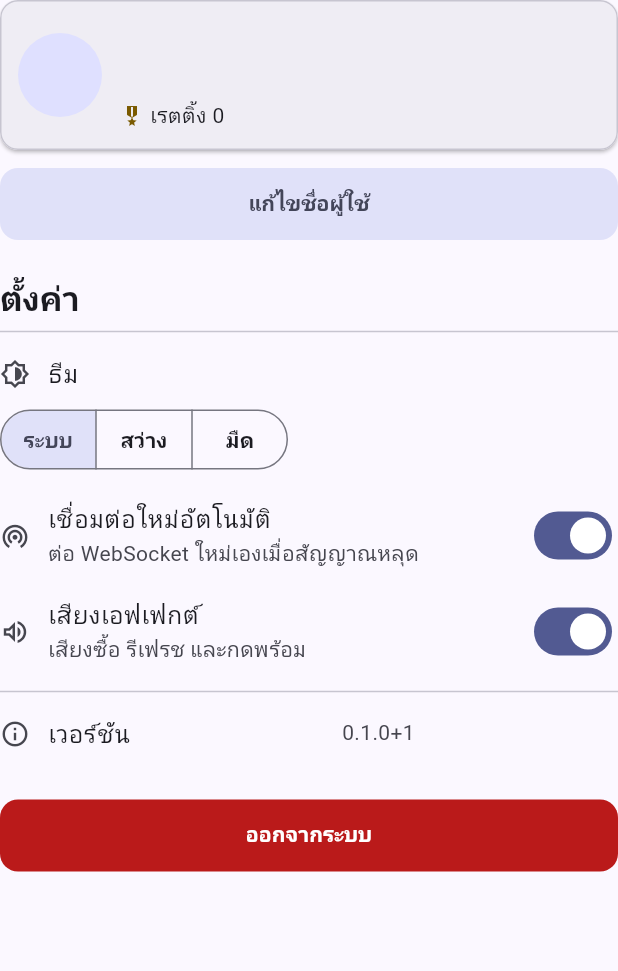
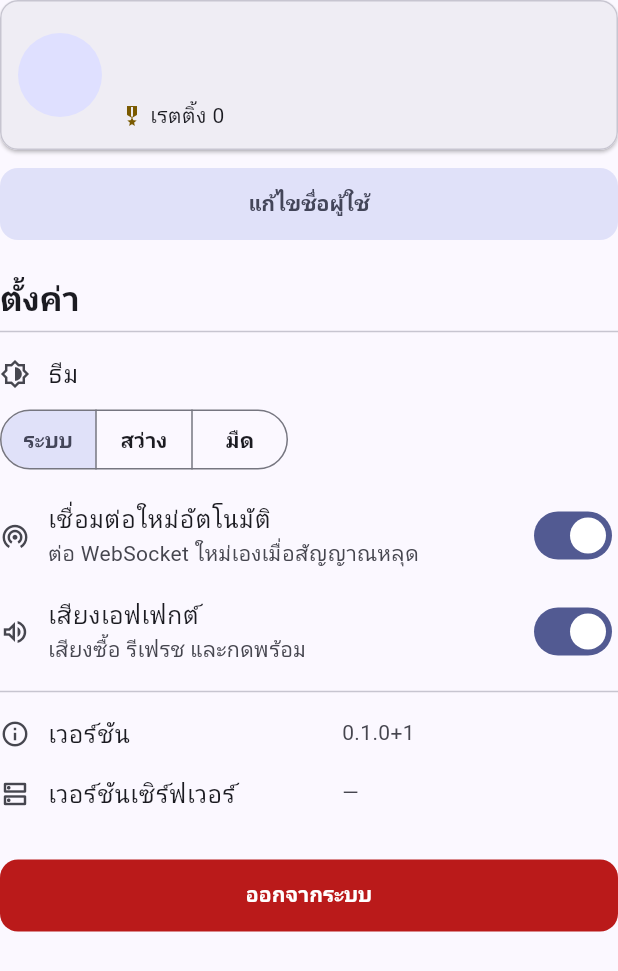
Before and after one commit to fiat222/taskflow-mobile, a Flutter app: the _Content widget shown alone on an empty page, opened directly with empty values, on a phone screen of 412 x 824 dp. Shown: the top 971 px of the screen. Run offline on Flutter 3.47's test engine with Material 3 defaults, Android fonts, the phone set to English and light mode, and no system bars; our stand-ins replace audioplayers, dio, flutter_riverpod, flutter_secure_storage, go_router, shared_preferences and 1 more; accounts and stored records are empty; network calls fail.

Commit message:
feat(profile): show the API server version
Reads the new version field from /health/live into a Profile row, and
emails success/failure for every build with branch name and build URL.

Co-Authored-By: Claude Opus 5.5 <noreply@anthropic.com>

```diff
--- a/lib/core/api/api_client.dart
+++ b/lib/core/api/api_client.dart
@@ -46,6 +46,12 @@ class ApiClient {
   Future<Map<String, dynamic>> getHealth() async {
     final res = await _dio.get<Map<String, dynamic>>('/health');
     return Map<String, dynamic>.from(res.data!);
+  }
+
+  /// `GET /health/live` → `{ status, instance, version }`; `version` is the API build's commit.
+  Future<String> getServerVersion() async {
+    final res = await _dio.get<Map<String, dynamic>>('/health/live');
+    return res.data?['version'] as int? ?? 'unknown';
   }
 
   Future<Map<String, dynamic>> whoami() async {
--- a/lib/features/profile/profile_screen.dart
+++ b/lib/features/profile/profile_screen.dart
@@ -40,6 +40,10 @@ class ProfileScreen extends ConsumerWidget {
 /// `GET /user/me` → `{ id, email, username, rating }`.
 final _meProvider = FutureProvider.autoDispose<Map<String, dynamic>>((ref) {
   return ref.read(apiClientProvider).getMe();
+});
+
+final _serverVersionProvider = FutureProvider.autoDispose<String>((ref) {
+  return ref.read(apiClientProvider).getServerVersion();
 });
 
 class _Content extends ConsumerWidget {
@@ -166,6 +170,21 @@ class _Content extends ConsumerWidget {
           trailing: Flexible(
             child: Text(
               ProfileScreen._appVersion,
+              overflow: TextOverflow.ellipsis,
+              style: t.textTheme.bodyMedium
+                  ?.copyWith(color: t.colorScheme.onSurfaceVariant),
+            ),
+          ),
+        ),
+        SettingsTile(
+          leading: Icons.dns_outlined,
+          title: 'เวอร์ชันเซิร์ฟเวอร์',
+          trailing: Flexible(
+            child: Text(
+              ref.watch(_serverVersionProvider).maybeWhen(
+                    data: (v) => v,
+                    orElse: () => '—',
+                  ),
               overflow: TextOverflow.ellipsis,
               style: t.textTheme.bodyMedium
                   ?.copyWith(color: t.colorScheme.onSurfaceVariant),
```
Also changed, not shown: 1 other file.
